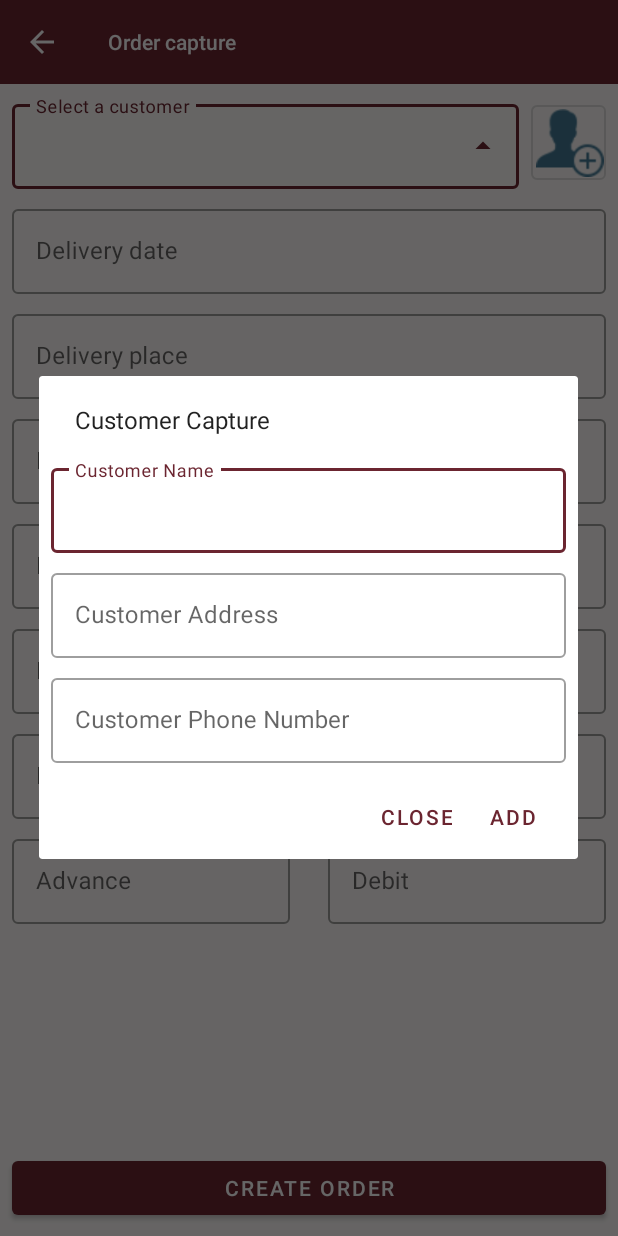
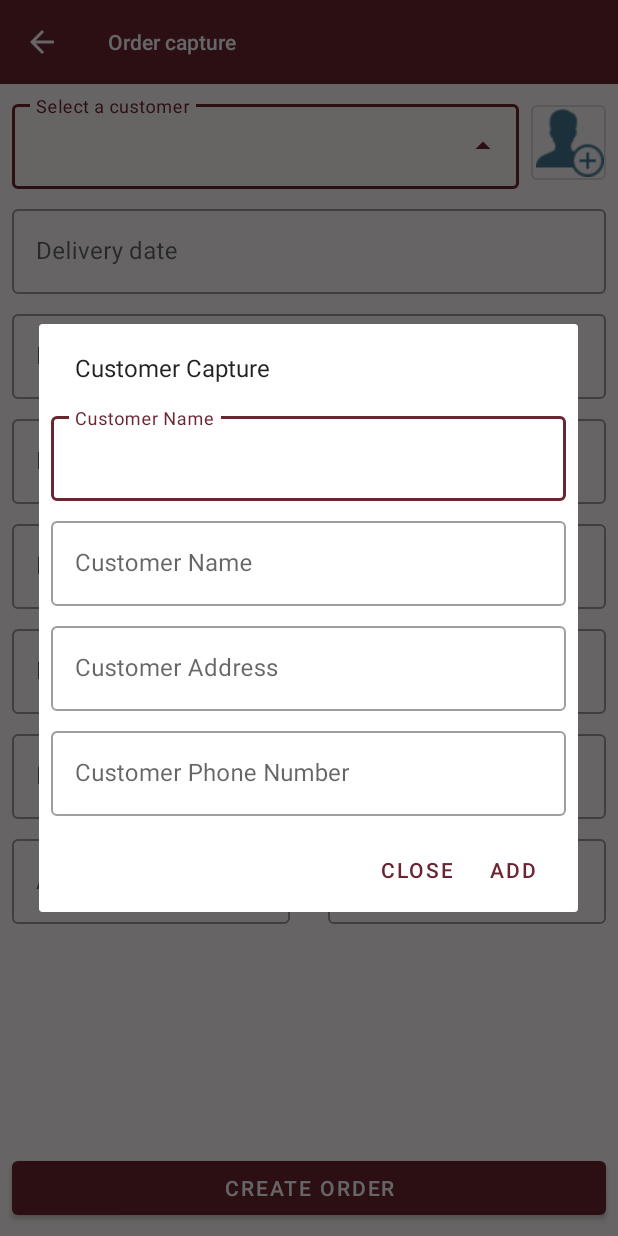
Before and after one commit to naav694/ordermanagement, an Android app: the OrderActivity screen opened directly, with no data from a screen before it, after a tap on an icon or button, on a phone screen of 412 x 824 dp. Run offline under Robolectric (Android 15) with nearby library versions, the phone set to English and light mode, and no system bars; our stand-ins replace Room's generated code; libraries missing offline, so code that uses them is left out: cn.pedant; 3 statements that could not run were skipped; 1 other tap on this screen came first.

Commit message:
Changes: * Added a new parameter for Customer.kt, it was lastName. * Changed the return value type in setCustomer function from Long to List<Customer> for refreshing customers * Added the subscription to observe the customerInsert variable * Added a new TextInputLayout and TextInputEditText for customer's last name

```diff
--- a/app/src/main/java/mx/rokegcode/ordermanagement/model/data/Customer.kt
+++ b/app/src/main/java/mx/rokegcode/ordermanagement/model/data/Customer.kt
@@ -8,12 +8,11 @@ data class Customer(
     @PrimaryKey(autoGenerate = true)
     var idCustomer: Long = 0,
     var customerName: String = "",
-    var LastName: String = "",
+    var lastName: String = "",
     var customerPhone: String = "",
     var customerAddress: String = ""
 ) {
-
     override fun toString(): String {
-        return "$customerName $LastName"
+        return "$customerName $lastName"
     }
 }
--- a/app/src/main/java/mx/rokegcode/ordermanagement/model/repository/implementation/CustomerRepository.kt
+++ b/app/src/main/java/mx/rokegcode/ordermanagement/model/repository/implementation/CustomerRepository.kt
@@ -20,11 +20,12 @@ class CustomerRepository(private val customerDao: CustomerDao) : ICustomerReposi
         }
     }
 
-    override fun setCustomer(customer: Customer): Flow<DataState<Long>> = flow {
+    override fun setCustomer(customer: Customer): Flow<DataState<List<Customer>>> = flow {
         emit(DataState.Loading("Adding customer..."))
         delay(1000)
         try {
-            emit(DataState.Success(customerDao.setCustomer(customer)))
+            customerDao.setCustomer(customer)
+            emit(DataState.Success(customerDao.getCustomers()))
         } catch (e: Exception) {
             emit(DataState.Error(e))
         }
--- a/app/src/main/java/mx/rokegcode/ordermanagement/model/repository/interfaces/ICustomerRepository.kt
+++ b/app/src/main/java/mx/rokegcode/ordermanagement/model/repository/interfaces/ICustomerRepository.kt
@@ -6,5 +6,5 @@ import mx.rokegcode.ordermanagement.util.DataState
 
 interface ICustomerRepository {
     fun getCustomers(): Flow<DataState<List<Customer>>>
-    fun setCustomer(customer: Customer): Flow<DataState<Long>>
+    fun setCustomer(customer: Customer): Flow<DataState<List<Customer>>>
 }
--- a/app/src/main/java/mx/rokegcode/ordermanagement/view/dialog/AddCustomerDialog.kt
+++ b/app/src/main/java/mx/rokegcode/ordermanagement/view/dialog/AddCustomerDialog.kt
@@ -34,8 +34,9 @@ class AddCustomerDialog : DialogFragment() {
                         Customer(
                             0,
                             dialogView.editCustomerName.text.toString(),
-                            dialogView.editCustomerAddress.text.toString(),
-                            dialogView.editCustomerPhone.text.toString()
+                            dialogView.editCustomerLastName.text.toString(),
+                            dialogView.editCustomerPhone.text.toString(),
+                            dialogView.editCustomerAddress.text.toString()
                         )
                     )
                     dialog.dismiss()
--- a/app/src/main/java/mx/rokegcode/ordermanagement/viewmodel/OrderViewModel.kt
+++ b/app/src/main/java/mx/rokegcode/ordermanagement/viewmodel/OrderViewModel.kt
@@ -18,10 +18,10 @@ class OrderViewModel(
     private val customerRepository: ICustomerRepository
 ) : ViewModel() {
     private val _customerList = MutableLiveData<DataState<List<Customer>>>()
-    val customerList: LiveData<DataState<List<Customer>>> = _customerList
+    val customerList: LiveData<DataState<List<Customer>>> get() = _customerList
 
-    private val _customerInsert = MutableLiveData<DataState<Long>>()
-    val customerInsert: LiveData<DataState<Long>> = _customerInsert
+    private val _customerInsert = MutableLiveData<DataState<List<Customer>>>()
+    val customerInsert: LiveData<DataState<List<Customer>>> get() = _customerInsert
 
     fun onCreateOrder(order: Order) {
         viewModelScope.launch {
--- a/app/src/main/res/layout/activity_register.xml
+++ b/app/src/main/res/layout/activity_register.xml
@@ -96,7 +96,7 @@
             android:layout_marginStart="8dp"
             android:layout_marginEnd="8dp"
             android:layout_marginBottom="8dp"
-            android:text="@string/crear_cuenta"
+            android:text="@string/create_account"
             android:onClick="@{()->registerViewModel.onCreateUser()}"
             app:layout_constraintBottom_toBottomOf="parent"
             app:layout_constraintEnd_toEndOf="parent"
--- a/app/src/main/res/layout/add_customer_dialog.xml
+++ b/app/src/main/res/layout/add_customer_dialog.xml
@@ -25,15 +25,33 @@
     </com.google.android.material.textfield.TextInputLayout>
 
     <com.google.android.material.textfield.TextInputLayout
+        android:id="@+id/layoutCustomerLastName"
+        style="@style/Widget.MaterialComponents.TextInputLayout.OutlinedBox"
+        android:layout_width="0dp"
+        android:layout_height="wrap_content"
+        android:layout_marginTop="8dp"
+        android:hint="@string/customer_name"
+        app:layout_constraintEnd_toEndOf="@id/layoutCustomerName"
+        app:layout_constraintStart_toStartOf="@id/layoutCustomerName"
+        app:layout_constraintTop_toBottomOf="@id/layoutCustomerName">
+
+        <com.google.android.material.textfield.TextInputEditText
+            android:id="@+id/editCustomerLastName"
+            android:layout_width="match_parent"
+            android:layout_height="wrap_content" />
+
+    </com.google.android.material.textfield.TextInputLayout>
+
+    <com.google.android.material.textfield.TextInputLayout
         android:id="@+id/layoutCustomerAddress"
         style="@style/Widget.MaterialComponents.TextInputLayout.OutlinedBox"
         android:layout_width="0dp"
         android:layout_height="wrap_content"
         android:layout_marginTop="8dp"
         android:hint="@string/customer_address"
-        app:layout_constraintEnd_toEndOf="@id/layoutCustomerName"
-        app:layout_constraintStart_toStartOf="@id/layoutCustomerName"
-        app:layout_constraintTop_toBottomOf="@id/layoutCustomerName">
+        app:layout_constraintEnd_toEndOf="@id/layoutCustomerLastName"
+        app:layout_constraintStart_toStartOf="@id/layoutCustomerLastName"
+        app:layout_constraintTop_toBottomOf="@id/layoutCustomerLastName">
 
         <com.google.android.material.textfield.TextInputEditText
             android:id="@+id/editCustomerAddress"
--- a/app/src/main/res/values/strings.xml
+++ b/app/src/main/res/values/strings.xml
@@ -27,7 +27,7 @@
     <string name="contrasena">Contraseña</string>
     <string name="usuario">Usuario</string>
     <string name="iniciar_sesion">Iniciar sesión</string>
-    <string name="crear_cuenta">Crear cuenta</string>
+
     <string name="no_tienes_una_cuenta">¿No tienes una cuenta?,</string>
     <string name="don_t_have_an_account">Don\'t have an account?</string>
     <string name="registrate">¡Registrate!</string>
@@ -38,4 +38,5 @@
     <string name="customer_name">Customer Name</string>
     <string name="customer_address">Customer Address</string>
     <string name="customer_phone_number">Customer Phone Number</string>
+    <string name="create_account">Create account</string>
 </resources>
```
Also changed, not shown: app/src/main/java/mx/rokegcode/ordermanagement/view/activity/OrderActivity.kt (+16 -0 lines).
